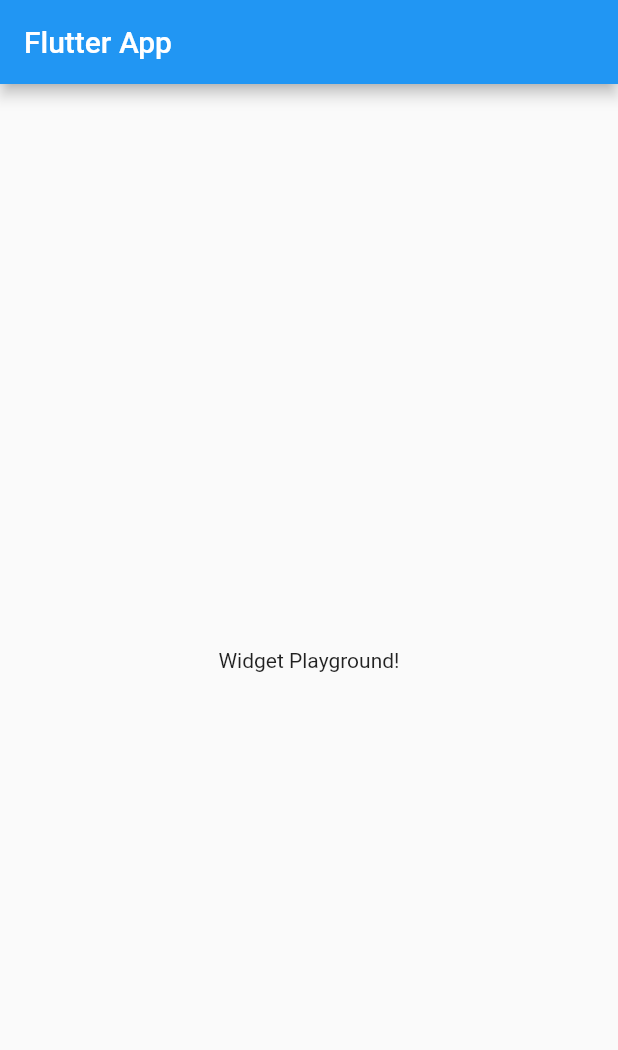
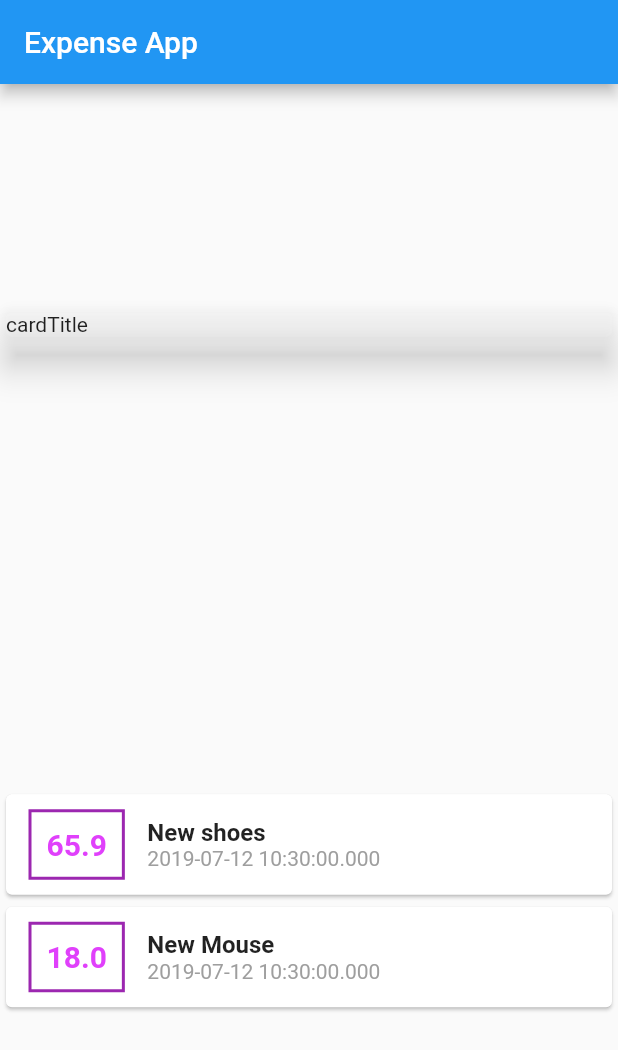
Before and after one commit to supertrens/Flutter_Exploring, a Flutter app: the screen it shows after launch, on a phone screen of 412 x 824 dp. Shown: the top 1050 px of the screen. Run offline on Flutter 3.47's test engine with Material 2 defaults, Android fonts, the phone set to English and light mode, and no system bars.

Commit message:
transaction card created

```diff
--- /dev/null
+++ b/personal_expenses_app/lib/card.dart
@@ -0,0 +1,21 @@
+import 'package:flutter/material.dart';
+
+class MyCard extends StatelessWidget {
+  final String cardTitle;
+
+  MyCard(this.cardTitle);
+
+  @override
+  Widget build(BuildContext context) {
+    return Container(
+      width: double.infinity,
+      child: Card(
+        color: Colors.white12,
+        child: Container(
+          child: Text(cardTitle),
+        ),
+        elevation: 10,
+      ),
+    );
+  }
+}
--- a/personal_expenses_app/lib/main.dart
+++ b/personal_expenses_app/lib/main.dart
@@ -1,4 +1,7 @@
 import 'package:flutter/material.dart';
+
+import './card.dart';
+import './transaction.dart';
 
 void main() => runApp(MyApp());
 
@@ -6,21 +9,87 @@ class MyApp extends StatelessWidget {
   @override
   Widget build(BuildContext context) {
     return MaterialApp(
-      title: 'Flutter App',
+      title: 'Expense App',
       home: MyHomePage(),
     );
   }
 }
 
 class MyHomePage extends StatelessWidget {
+  static Transaction trx1 = Transaction(
+      id: "t1", title: "New shoes", amount: 65.9, date: DateTime.now());
+
+  static Transaction trx2 = Transaction(
+      id: "t2", title: "New Mouse", amount: 18, date: DateTime.now());
+
+  final List<Transaction> transactions = [trx1, trx2];
+
   @override
   Widget build(BuildContext context) {
     return Scaffold(
       appBar: AppBar(
-        title: Text('Flutter App'),
+        title: Text('Expense App'),
       ),
-      body: Center(
-        child: Text('Widget Playground!'),
+      body: Column(
+        mainAxisAlignment: MainAxisAlignment.spaceAround,
+        crossAxisAlignment: CrossAxisAlignment.center,
+        children: <Widget>[
+          Container(
+            width: double.infinity,
+            child: Card(
+              color: Colors.white12,
+              child: Container(
+                child: Text("cardTitle"),
+              ),
+              elevation: 10,
+            ),
+          ),
+          Column(
+            children: transactions.map((tx) {
+              return Card(
+                  child: Row(
+                children: <Widget>[
+                  Container(
+                    padding: EdgeInsets.all(10),
+                    margin: EdgeInsets.symmetric(vertical: 10, horizontal: 15),
+                    decoration: BoxDecoration(
+                      border: Border.all(
+                        color: Colors.purple,
+                        width: 2,
+                      ),
+                    ),
+                    child: Text(
+                      tx.amount.toString(),
+                      style: TextStyle(
+                        fontWeight: FontWeight.bold,
+                        fontSize: 20,
+                        color: Colors.purpleAccent,
+                      ),
+                    ),
+                  ),
+                  Column(
+                    crossAxisAlignment: CrossAxisAlignment.start,
+                    children: <Widget>[
+                      Text(
+                        tx.title ,
+                        style: TextStyle(
+                          fontSize: 16,
+                          fontWeight: FontWeight.bold,
+                         ),
+                        ),
+                      Text(
+                        tx.date.toString(),
+                        style: TextStyle(
+                          color: Colors.grey
+                        ),
+                      ),
+                    ],
+                  )
+                ],
+              ));
+            }).toList(),
+          )
+        ],
       ),
     );
   }
--- /dev/null
+++ b/personal_expenses_app/lib/transaction.dart
@@ -0,0 +1,15 @@
+import 'package:flutter/foundation.dart';
+
+class Transaction{
+  String id;
+  String title;
+  double amount;
+  DateTime date;
+
+  Transaction({
+     @required this.id,
+     @required this.title,
+     @required this.amount,
+     @required this.date
+    });
+}
```
